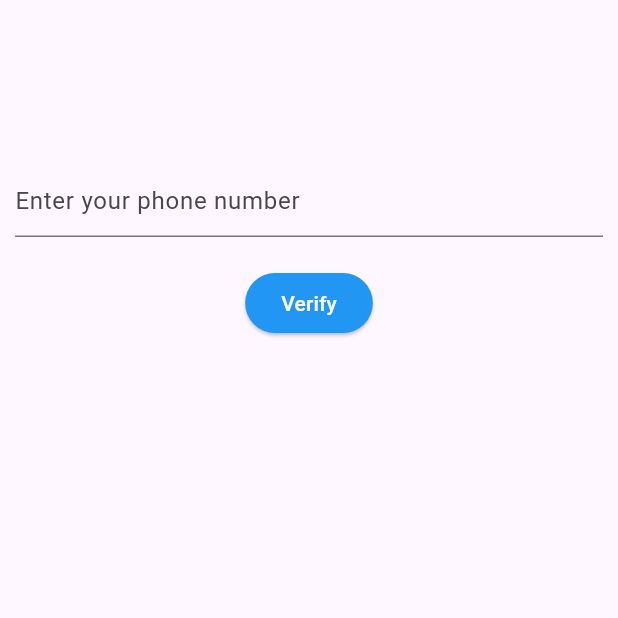
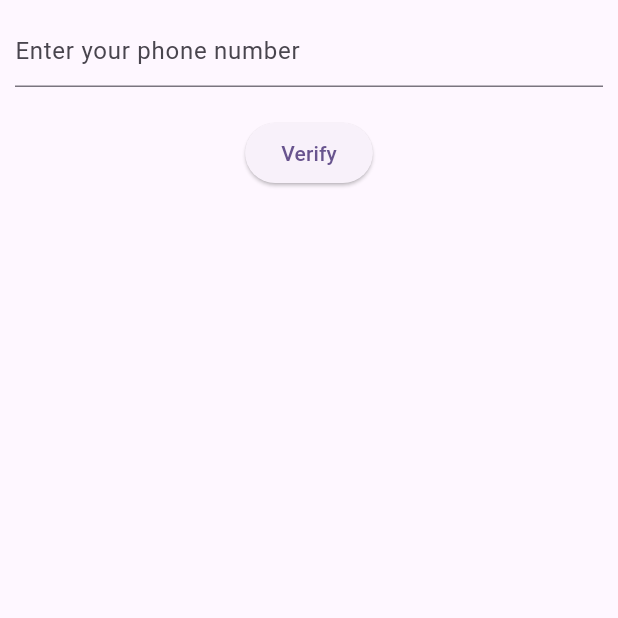
Before and after one commit to atketan/ease-mvp, a Flutter app: the screen it shows after launch, on a phone screen of 412 x 824 dp, the top half of it. Run offline on Flutter 3.47's test engine with Material 3 defaults, Android fonts, the phone set to English and light mode, and no system bars; our stand-ins replace firebase_auth, firebase_core; accounts and stored records are empty.

Commit message:
Minor cosmetic fixes on login page for consistency

```diff
--- a/lib/ease_app.dart
+++ b/lib/ease_app.dart
@@ -22,6 +22,7 @@ class _EASEAppState extends State<EASEApp> {
   Widget build(BuildContext context) {
     return MaterialApp(
       title: 'EASE',
+      debugShowCheckedModeBanner: false,
       theme: ThemeData(
         colorScheme: ColorScheme.fromSeed(seedColor: Colors.deepPurple),
         useMaterial3: true,
--- a/lib/features/account/presentation/login_page.dart
+++ b/lib/features/account/presentation/login_page.dart
@@ -43,7 +43,7 @@ class _LoginPageState extends State<LoginPage> {
           barrierDismissible: false,
           builder: (context) {
             return AlertDialog(
-              title: Text("Give the code?"),
+              title: Text("Enter OTP"),
               content: Column(
                 mainAxisSize: MainAxisSize.min,
                 children: <Widget>[
@@ -55,10 +55,10 @@ class _LoginPageState extends State<LoginPage> {
               actions: <Widget>[
                 TextButton(
                   child: Text("Confirm"),
-                  style: TextButton.styleFrom(
+                  // style: TextButton.styleFrom(
                   // primary: Colors.white,
-                    backgroundColor: Colors.blue,
-                  ),
+                  // backgroundColor: Colors.blue,
+                  // ),
                   onPressed: () async {
                     final code = _codeController.text.trim();
                     AuthCredential credential = PhoneAuthProvider.credential(
@@ -93,14 +93,16 @@ class _LoginPageState extends State<LoginPage> {
   @override
   Widget build(BuildContext context) {
     return Scaffold(
-        body: Column(
+      body: Center(
+        child: Column(
           children: <Widget>[
             Container(
               padding: EdgeInsets.all(10),
-          margin: EdgeInsets.only(top: 100),
+              // margin: EdgeInsets.only(top: 100),
               child: TextField(
                 controller: _phoneController,
-            decoration: InputDecoration(hintText: "Enter your phone number"),
+                decoration:
+                    InputDecoration(hintText: "Enter your phone number"),
               ),
             ),
             Container(
@@ -111,14 +113,19 @@ class _LoginPageState extends State<LoginPage> {
 
                   loginUser(phone, context);
                 },
-            style: ElevatedButton.styleFrom(
-              backgroundColor: Colors.blue, // background color
+                // style: ElevatedButton.styleFrom(
+                // backgroundColor: Colors.blue, // background color
                 // onPrimary: Colors.white, // text color
+                // ),
+                child: Text(
+                  "Verify",
+                  // style: TextStyle(color: Colors.white),
                 ),
-            child: Text("Verify", style: TextStyle(color: Colors.white)),
               ),
             )
           ],
-    ));
+        ),
+      ),
+    );
   }
 }
```
Lines whose indentation alone changed are shown as unchanged.
